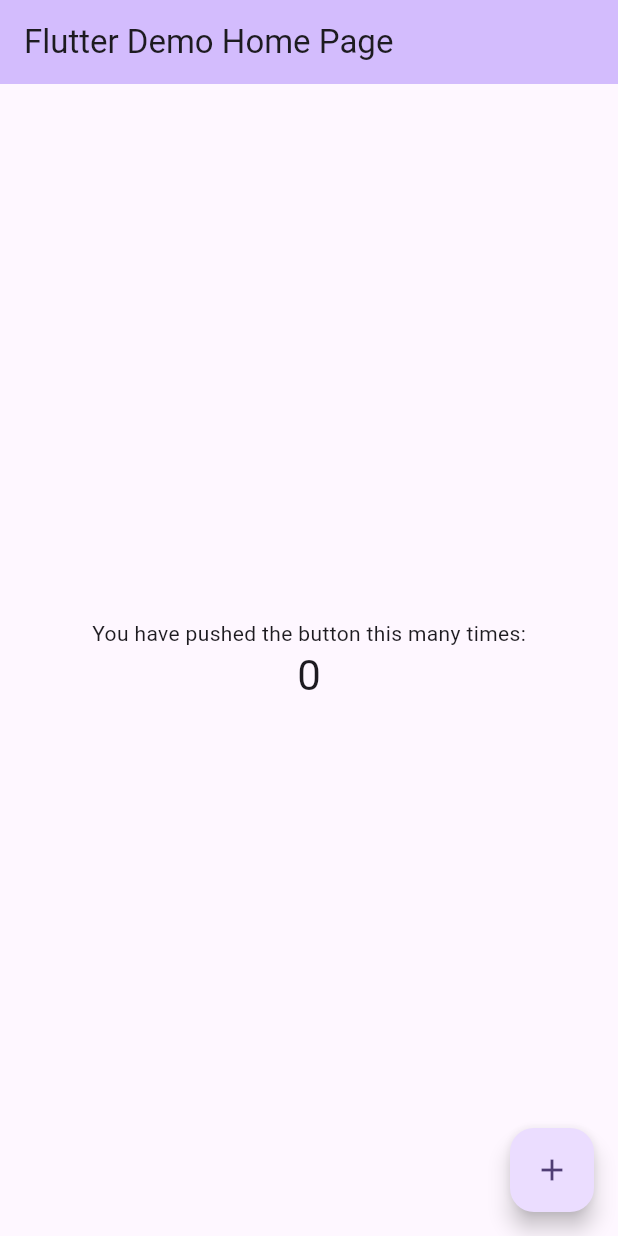
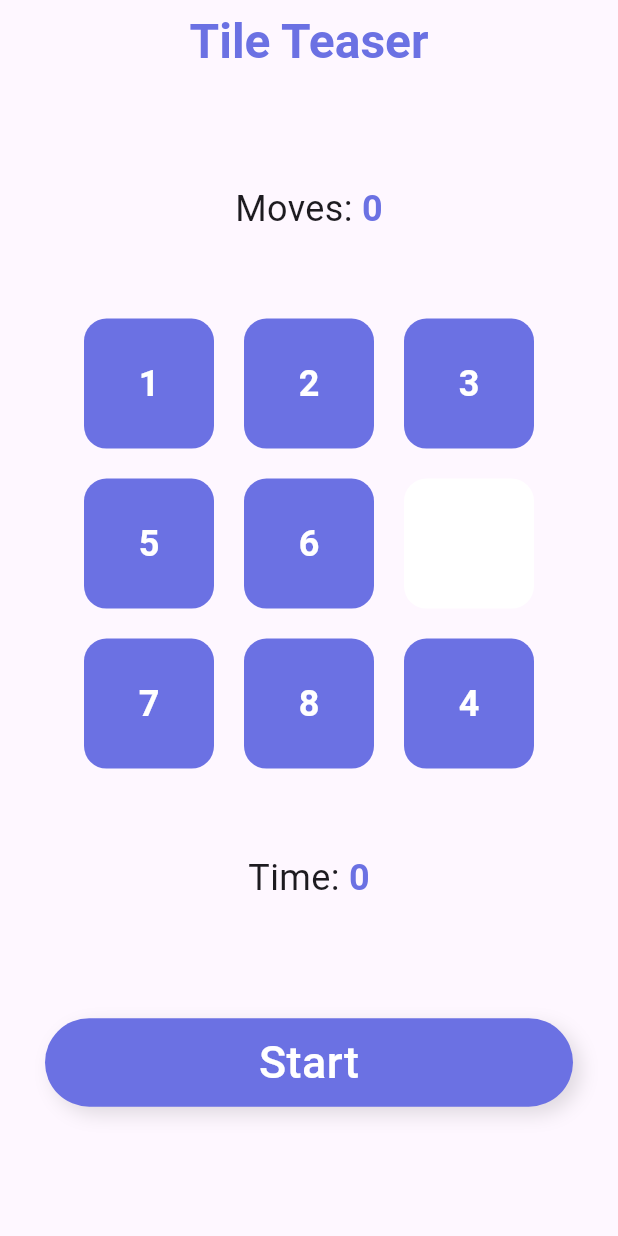
Before and after one commit to siddhardh-7/TileTeaser, a Flutter app: the screen it shows after launch, on a phone screen of 412 x 824 dp. Run offline on Flutter 3.47's test engine with Material 2 defaults, Android fonts, the light colour scheme and no system bars.

Commit message:
General UI

```diff
--- /dev/null
+++ b/tileteaser/lib/app/puzzle_layout.dart
@@ -0,0 +1,70 @@
+import 'package:flutter/material.dart';
+
+class PuzzleLayout extends StatefulWidget {
+  PuzzleLayout({
+    super.key,
+    this.gridSize = 9,
+    required this.mainColor,
+    required this.indices,
+    required this.blankIndex,
+  });
+
+  final Color mainColor;
+  final List<int> indices;
+  int blankIndex;
+  final int gridSize;
+
+  @override
+  State<PuzzleLayout> createState() => _PuzzleLayoutState();
+}
+
+class _PuzzleLayoutState extends State<PuzzleLayout> {
+  @override
+  Widget build(BuildContext context) {
+    return SizedBox(
+      width: 300,
+      height: 300,
+      child: GridView.builder(
+          gridDelegate:
+          const SliverGridDelegateWithMaxCrossAxisExtent(
+              maxCrossAxisExtent: 100,
+              childAspectRatio: 1/1,
+              crossAxisSpacing: 20,
+              mainAxisSpacing: 20),
+          itemCount: widget.gridSize,
+          itemBuilder: (BuildContext ctx, index) {
+            return GestureDetector(
+              onTap: () {
+                if(index% widget.gridSize == widget.blankIndex%widget.gridSize && (index - widget.blankIndex).abs() == 3){
+                  setState(() {
+                    widget.indices[widget.blankIndex] = widget.indices[index];
+                    widget.indices[index] = 0;
+                    widget.blankIndex = index;
+                  });
+                }
+                else if (index/widget.gridSize == widget.blankIndex/widget.gridSize && (index - widget.blankIndex).abs() == 1){
+                  setState(() {
+                    widget.indices[widget.blankIndex] = widget.indices[index];
+                    widget.indices[index] = 0;
+                    widget.blankIndex = index;
+                  });
+                }
+              },
+              child: Container(
+                  alignment: Alignment.center,
+                  decoration: BoxDecoration(
+                      color: widget.indices[index] != 0 ?widget.mainColor: Colors.white,
+                      borderRadius: BorderRadius.circular(15)),
+                  child: Text(
+                    "${widget.indices[index]}",
+                    style: TextStyle(
+                      color: Colors.white,
+                      fontSize: 24,
+                      fontWeight: FontWeight.bold,
+                    ),
+                  )),
+            );
+          }),
+    );
+  }
+}
--- /dev/null
+++ b/tileteaser/lib/app/start_button.dart
@@ -0,0 +1,49 @@
+import 'package:flutter/material.dart';
+
+class StartButton extends StatelessWidget {
+  const StartButton({
+    super.key,
+    required this.mainColor,
+  });
+
+  final Color mainColor;
+
+  @override
+  Widget build(BuildContext context) {
+    return GestureDetector(
+      onTap: () {},
+      child: Container(
+        padding: const EdgeInsets.all(8),
+        margin: const EdgeInsets.all(20),
+        decoration: BoxDecoration(
+          gradient: LinearGradient(
+            colors: [
+              mainColor,
+              mainColor,
+            ],
+            begin: Alignment.topLeft,
+            end: Alignment.bottomRight,
+          ),
+          borderRadius: BorderRadius.circular(50),
+          boxShadow: [
+            BoxShadow(
+              color: Colors.black12,
+              offset: Offset(5, 5),
+              blurRadius: 10,
+            )
+          ],
+        ),
+        child: Center(
+          child: Text(
+            'Start',
+            style: TextStyle(
+              color: Colors.white,
+              fontSize: 30,
+              fontWeight: FontWeight.w500,
+            ),
+          ),
+        ),
+      ),
+    );
+  }
+}
--- a/tileteaser/lib/main.dart
+++ b/tileteaser/lib/main.dart
@@ -1,4 +1,6 @@
 import 'package:flutter/material.dart';
+import 'package:tileteaser/app/puzzle_layout.dart';
+import 'package:tileteaser/app/start_button.dart';
 
 void main() {
   runApp(const MyApp());
@@ -11,115 +13,94 @@ class MyApp extends StatelessWidget {
   @override
   Widget build(BuildContext context) {
     return MaterialApp(
-      title: 'Flutter Demo',
+      debugShowCheckedModeBanner: false,
       theme: ThemeData(
-        // This is the theme of your application.
-        //
-        // TRY THIS: Try running your application with "flutter run". You'll see
-        // the application has a blue toolbar. Then, without quitting the app,
-        // try changing the seedColor in the colorScheme below to Colors.green
-        // and then invoke "hot reload" (save your changes or press the "hot
-        // reload" button in a Flutter-supported IDE, or press "r" if you used
-        // the command line to start the app).
-        //
-        // Notice that the counter didn't reset back to zero; the application
-        // state is not lost during the reload. To reset the state, use hot
-        // restart instead.
-        //
-        // This works for code too, not just values: Most code changes can be
-        // tested with just a hot reload.
         colorScheme: ColorScheme.fromSeed(seedColor: Colors.deepPurple),
         useMaterial3: true,
       ),
-      home: const MyHomePage(title: 'Flutter Demo Home Page'),
+      home: const HomePage(),
     );
   }
 }
 
-class MyHomePage extends StatefulWidget {
-  const MyHomePage({super.key, required this.title});
-
-  // This widget is the home page of your application. It is stateful, meaning
-  // that it has a State object (defined below) that contains fields that affect
-  // how it looks.
-
-  // This class is the configuration for the state. It holds the values (in this
-  // case the title) provided by the parent (in this case the App widget) and
-  // used by the build method of the State. Fields in a Widget subclass are
-  // always marked "final".
-
-  final String title;
+class HomePage extends StatefulWidget {
+  const HomePage({Key? key}) : super(key: key);
 
   @override
-  State<MyHomePage> createState() => _MyHomePageState();
+  State<HomePage> createState() => _HomePageState();
 }
 
-class _MyHomePageState extends State<MyHomePage> {
-  int _counter = 0;
-
-  void _incrementCounter() {
-    setState(() {
-      // This call to setState tells the Flutter framework that something has
-      // changed in this State, which causes it to rerun the build method below
-      // so that the display can reflect the updated values. If we changed
-      // _counter without calling setState(), then the build method would not be
-      // called again, and so nothing would appear to happen.
-      _counter++;
-    });
-  }
+class _HomePageState extends State<HomePage> {
+  static const Color mainColor = Color(0xFF6B71E3);
+  int moves = 0;
+  bool isStarted = false;
+  List<int> indicesList = [1, 2, 3, 5, 6, 0, 7, 8, 4];
 
   @override
   Widget build(BuildContext context) {
-    // This method is rerun every time setState is called, for instance as done
-    // by the _incrementCounter method above.
-    //
-    // The Flutter framework has been optimized to make rerunning build methods
-    // fast, so that you can just rebuild anything that needs updating rather
-    // than having to individually change instances of widgets.
     return Scaffold(
         appBar: AppBar(
-        // TRY THIS: Try changing the color here to a specific color (to
-        // Colors.amber, perhaps?) and trigger a hot reload to see the AppBar
-        // change color while the other colors stay the same.
-        backgroundColor: Theme.of(context).colorScheme.inversePrimary,
-        // Here we take the value from the MyHomePage object that was created by
-        // the App.build method, and use it to set our appbar title.
-        title: Text(widget.title),
+          title: const Center(
+            child: Text(
+              "Tile Teaser",
+              style: TextStyle(
+                color: mainColor,
+                fontSize: 32,
+                fontWeight: FontWeight.bold,
               ),
-      body: Center(
-        // Center is a layout widget. It takes a single child and positions it
-        // in the middle of the parent.
+            ),
+          ),
+        ),
+        body: Padding(
+          padding: const EdgeInsets.all(10.0),
           child: Column(
-          // Column is also a layout widget. It takes a list of children and
-          // arranges them vertically. By default, it sizes itself to fit its
-          // children horizontally, and tries to be as tall as its parent.
-          //
-          // Column has various properties to control how it sizes itself and
-          // how it positions its children. Here we use mainAxisAlignment to
-          // center the children vertically; the main axis here is the vertical
-          // axis because Columns are vertical (the cross axis would be
-          // horizontal).
-          //
-          // TRY THIS: Invoke "debug painting" (choose the "Toggle Debug Paint"
-          // action in the IDE, or press "p" in the console), to see the
-          // wireframe for each widget.
+            mainAxisAlignment: MainAxisAlignment.spaceEvenly,
+            crossAxisAlignment: CrossAxisAlignment.center,
+            children: [
+              Row(
+                crossAxisAlignment: CrossAxisAlignment.center,
                 mainAxisAlignment: MainAxisAlignment.center,
-          children: <Widget>[
-            const Text(
-              'You have pushed the button this many times:',
+                children: [
+                  Text(
+                    "Moves: ",
+                    style: TextStyle(
+                      fontSize: 24,
+                    ),
                   ),
                   Text(
-              '$_counter',
-              style: Theme.of(context).textTheme.headlineMedium,
+                    "${moves.toString()}",
+                    style: TextStyle(
+                      color: mainColor,
+                      fontSize: 24,
+                      fontWeight: FontWeight.bold,
+                    ),
                   ),
                 ],
               ),
+              PuzzleLayout(mainColor: mainColor, indices: indicesList, blankIndex: indicesList.indexOf(0),),
+              Row(
+                crossAxisAlignment: CrossAxisAlignment.center,
+                mainAxisAlignment: MainAxisAlignment.center,
+                children: [
+                  Text(
+                    "Time: ",
+                    style: TextStyle(
+                      fontSize: 24,
                     ),
-      floatingActionButton: FloatingActionButton(
-        onPressed: _incrementCounter,
-        tooltip: 'Increment',
-        child: const Icon(Icons.add),
-      ), // This trailing comma makes auto-formatting nicer for build methods.
-    );
+                  ),
+                  Text(
+                    "${moves.toString()}",
+                    style: TextStyle(
+                      color: mainColor,
+                      fontSize: 24,
+                      fontWeight: FontWeight.bold,
+                    ),
+                  ),
+                ],
+              ),
+              StartButton(mainColor: mainColor),
+            ],
+          ),
+        ));
   }
 }
```
Lines whose indentation alone changed are shown as unchanged.
